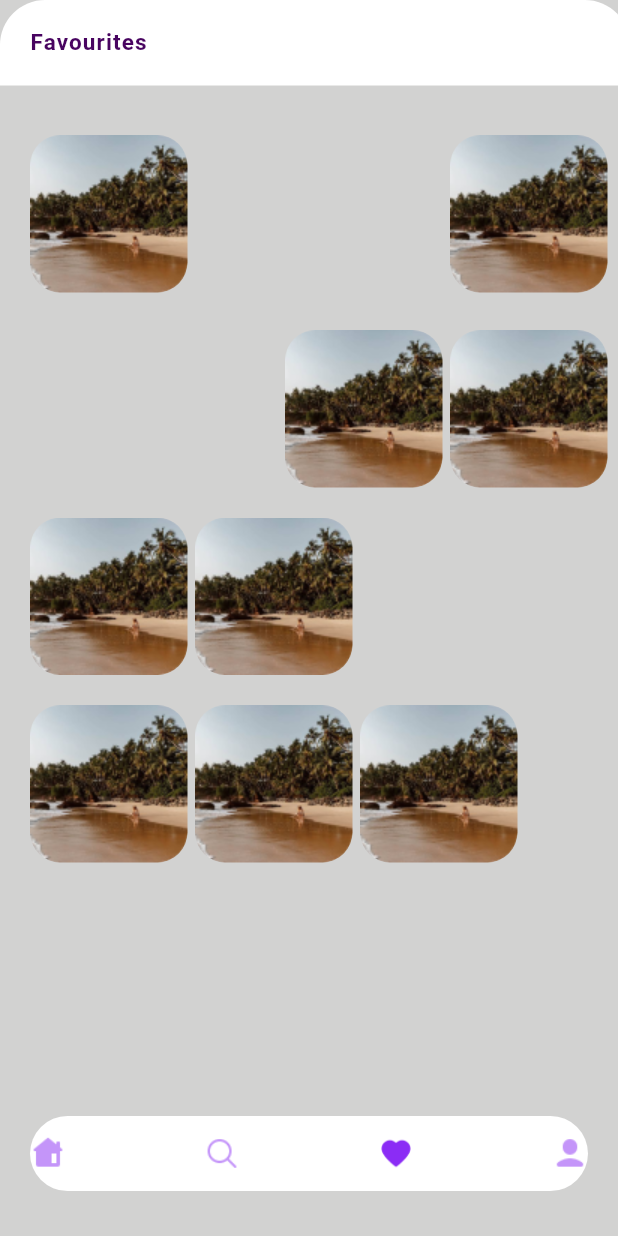
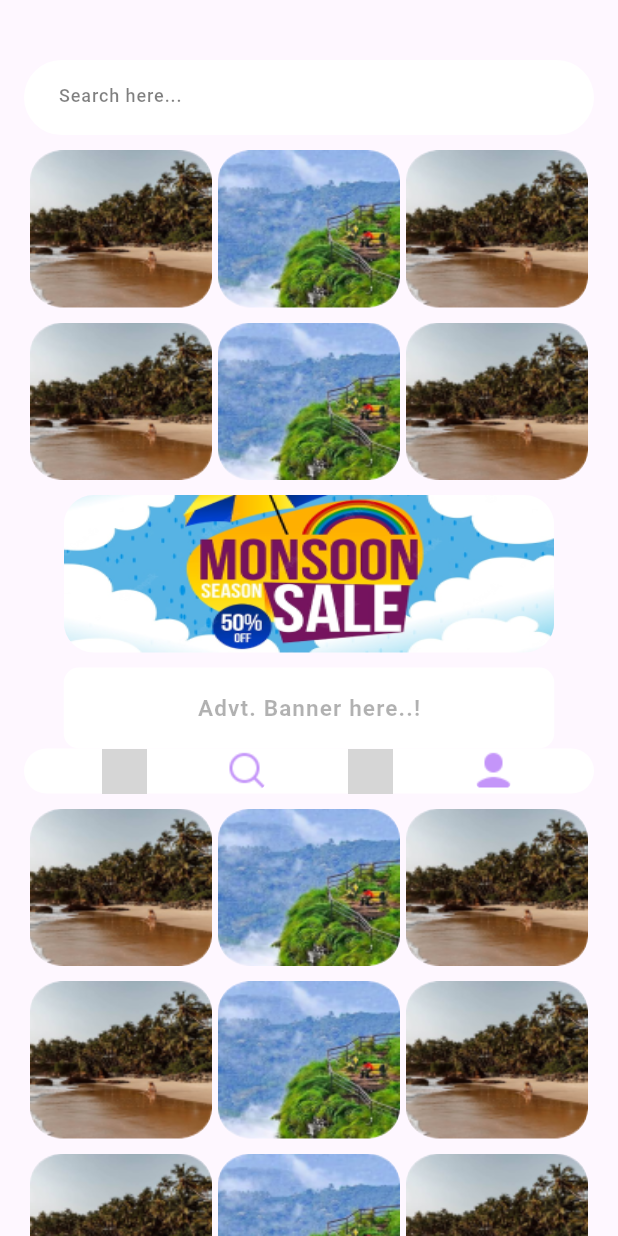
Before and after one commit to NasmiyaNahim/monsoonapp, a Flutter app: the screen it shows after launch, on a phone screen of 412 x 824 dp. Run offline on Flutter 3.47's test engine with Material 3 defaults, Android fonts, the phone set to English and light mode, and no system bars; Roboto replaces fonts that are missing (Montserrat); grey boxes are pictures that could not be loaded.

Commit message:
c commit

```diff
--- a/lib/favourites.dart
+++ b/lib/favourites.dart
@@ -1,4 +1,7 @@
 import 'package:flutter/material.dart';
+import 'package:monsoonapp2/home.dart';
+import 'package:monsoonapp2/profile.dart';
+import 'package:monsoonapp2/search_screen.dart';
 
 class Favourites extends StatelessWidget {
   const Favourites({Key? key}) : super(key: key);
@@ -25,9 +28,9 @@ class Favourites extends StatelessWidget {
               child: Row(
                 children: [
                   Padding(
-                    padding: const EdgeInsets.only(left: 20),
+                    padding: const EdgeInsets.only(left: 30),
                     child: Text(
-                      'Favourites',
+                      'My Favourites',
                       style: TextStyle(
                         color: Color(0xFF480460),
                         fontSize: 15,
@@ -43,47 +46,47 @@ class Favourites extends StatelessWidget {
             ),
           ),
           Positioned(
-            left: 20,
+            left: 25,
             top: 90,
             child: _buildItem('assets/images/image 36.png'),
           ),
           Positioned(
-            left: 300, // Adjusted left attribute
+            left: 290, // Adjusted left attribute
             top: 90, // Same top attribute
             child: _buildItem('assets/images/image 36.png'),
           ),
           Positioned(
-            left: 190,
+            left: 155,
             top: 220,
-            child: _buildItem('assets/images/image 36.png'),
+            child: _buildItem('assets/images/Rectangle 35.png'),
           ),
           Positioned(
-            left: 300,
+            left: 290,
             top: 220,
-            child: _buildItem('assets/images/image 36.png'),
+            child: _buildItem('assets/images/Rectangle 35.png'),
           ),
           Positioned(
-            left: 20,
+            left: 25,
             top: 345,
-            child: _buildItem('assets/images/image 36.png'),
+            child: _buildItem('assets/images/Rectangle 35.png'),
           ),
           Positioned(
-            left: 130,
+            left: 155,
             top: 345,
-            child: _buildItem('assets/images/image 36.png'),
+            child: _buildItem('assets/images/Rectangle 35.png'),
           ),
           Positioned(
-            left: 20,
+            left: 25,
             top: 470,
             child: _buildItem('assets/images/image 36.png'),
           ),
           Positioned(
-            left: 130,
+            left: 155,
             top: 470,
             child: _buildItem('assets/images/image 36.png'),
           ),
           Positioned(
-            left: 240,
+            left: 290,
             top: 470,
             child: _buildItem('assets/images/image 36.png'),
           ),
@@ -101,14 +104,45 @@ class Favourites extends StatelessWidget {
     child: Row(
       mainAxisAlignment: MainAxisAlignment.spaceBetween,
       children: [
-              _buildIcon('assets/images/Home.png'),
-              _buildIcon('assets/images/Search (1).png'),
-              _buildIcon('assets/images/Love.png'),
-              _buildIcon('assets/images/User.png'),
+        GestureDetector(
+          onTap: () {
+            Navigator.push(
+              context,
+              MaterialPageRoute(builder: (context) => HomePage()),
+            );
+          },
+          child: _buildIcon('assets/images/Home.png'),
+        ),
+        GestureDetector(
+          onTap: () {
+            Navigator.push(
+              context,
+              MaterialPageRoute(builder: (context) => SearchScreen()),
+            );
+          },
+          child: _buildIcon('assets/images/Search (1).png'),
+        ),
+        GestureDetector(
+          onTap: () {
+            // Handle onTap for the third icon (Love)
+            // Navigate to the Love page or perform any other desired action
+          },
+          child: _buildIcon('assets/images/Love.png'),
+        ),
+        GestureDetector(
+          onTap: () {
+           Navigator.push(
+              context,
+              MaterialPageRoute(builder: (context) => Profile()),
+            );
+          },
+          child: _buildIcon('assets/images/User.png'),
+        ),
       ],
     ),
   ),
 ),
+
     );
   }
 
--- /dev/null
+++ b/lib/home.dart
@@ -0,0 +1,191 @@
+import 'package:flutter/material.dart';
+import 'package:monsoonapp2/favourites.dart';
+import 'package:monsoonapp2/profile.dart';
+import 'package:monsoonapp2/search_screen.dart';
+
+class HomePage extends StatelessWidget {
+  const HomePage({Key? key}) : super(key: key);
+  @override
+  Widget build(BuildContext context) {
+    double containerWidth = (MediaQuery.of(context).size.width - 48) / 3;
+
+    return Scaffold(
+      body: SingleChildScrollView(
+        child: Center(
+          child: Padding(
+            padding: const EdgeInsets.symmetric(horizontal: 16.0),
+            child: Column(
+              children: [
+                SizedBox(height: 40),
+                _buildSearchContainer(context),
+                SizedBox(height: 10),
+                Row(
+                  mainAxisAlignment: MainAxisAlignment.spaceEvenly,
+                  children: [
+                    _buildImageContainer(context, "assets/images/image 36.png", containerWidth),
+                    _buildImageContainer(context, "assets/images/Rectangle 35.png", containerWidth),
+                    _buildImageContainer(context, "assets/images/image 36.png", containerWidth),
+                  ],
+                ),
+                SizedBox(height: 10),
+                Row(
+                  mainAxisAlignment: MainAxisAlignment.spaceEvenly,
+                  children: [
+                    _buildImageContainer(context, "assets/images/image 36.png", containerWidth),
+                    _buildImageContainer(context, "assets/images/Rectangle 35.png", containerWidth),
+                    _buildImageContainer(context, "assets/images/image 36.png", containerWidth),
+                  ],
+                ),
+                SizedBox(height: 10),
+                _buildImageContainer(context, "assets/images/Rectangle 34.png", 327),
+                SizedBox(height: 10),
+                GestureDetector( // Wrap banner container with GestureDetector
+                  onTap: () {
+                    Navigator.push(
+                      context,
+                      MaterialPageRoute(builder: (context) => SearchScreen()),
+                    );
+                  },
+                  child: Center(
+                    child: Container(
+                      width: 327,
+                      height: 54,
+                      decoration: BoxDecoration(
+                        color: Colors.white,
+                        borderRadius: BorderRadius.circular(10),
+                      ),
+                      child: const Opacity(
+                        opacity: 0.30,
+                        child: Center(
+                          child: Text(
+                            'Advt. Banner here..!',
+                            style: TextStyle(
+                              color: Colors.black,
+                              fontSize: 15,
+                              fontFamily: 'Montserrat',
+                              fontWeight: FontWeight.w600,
+                              letterSpacing: 0.75,
+                            ),
+                          ),
+                        ),
+                      ),
+                    ),
+                  ),
+                ),
+                _buildFourImagesContainer(context),
+                SizedBox(height: 10),
+                Row(
+                  mainAxisAlignment: MainAxisAlignment.spaceEvenly,
+                  children: [
+                    _buildImageContainer(context, "assets/images/image 36.png", containerWidth),
+                    _buildImageContainer(context, "assets/images/Rectangle 35.png", containerWidth),
+                    _buildImageContainer(context, "assets/images/image 36.png", containerWidth),
+                  ],
+                ),
+                SizedBox(height: 10),
+                Row(
+                  mainAxisAlignment: MainAxisAlignment.spaceEvenly,
+                  children: [
+                    _buildImageContainer(context, "assets/images/image 36.png", containerWidth),
+                    _buildImageContainer(context, "assets/images/Rectangle 35.png", containerWidth),
+                    _buildImageContainer(context, "assets/images/image 36.png", containerWidth),
+                  ],
+                ),
+                SizedBox(height: 10),
+                Row(
+                  mainAxisAlignment: MainAxisAlignment.spaceEvenly,
+                  children: [
+                    _buildImageContainer(context, "assets/images/image 36.png", containerWidth),
+                    _buildImageContainer(context, "assets/images/Rectangle 35.png", containerWidth),
+                    _buildImageContainer(context, "assets/images/image 36.png", containerWidth),
+                  ],
+                ),
+                SizedBox(height: 10),
+              ],
+            ),
+          ),
+        ),
+      ),
+    );
+  }
+
+  Widget _buildImageContainer(BuildContext context, String imagePath, double width, {Function()? onTap}) {
+    return GestureDetector(
+      onTap: onTap,
+      child: Container(
+        width: width,
+        height: 105,
+        decoration: BoxDecoration(
+          borderRadius: BorderRadius.circular(20),
+          image: DecorationImage(
+            image: AssetImage(imagePath),
+            fit: BoxFit.fill,
+          ),
+        ),
+      ),
+    );
+  }
+
+  Widget _buildSearchContainer(BuildContext context) {
+    return Container(
+      width: MediaQuery.of(context).size.width - 32,
+      height: 50,
+      decoration: ShapeDecoration(
+        color: Colors.white,
+        shape: RoundedRectangleBorder(
+          borderRadius: BorderRadius.circular(50),
+        ),
+      ),
+      child: Padding(
+        padding: const EdgeInsets.only(left: 23, top: 17),
+        child: Text(
+          'Search here...',
+          style: TextStyle(
+            color: Colors.black.withOpacity(0.5),
+            fontSize: 12,
+            fontFamily: 'Montserrat',
+            fontWeight: FontWeight.w500,
+            height: 0,
+            letterSpacing: 0.60,
+          ),
+        ),
+      ),
+    );
+  }
+
+  Widget _buildFourImagesContainer(BuildContext context) {
+    return Container(
+      width: double.infinity,
+      height: 30,
+      decoration: BoxDecoration(
+        color: Colors.white,
+        borderRadius: BorderRadius.circular(50),
+      ),
+      child: Row(
+        mainAxisAlignment: MainAxisAlignment.spaceEvenly,
+        children: [
+              _buildImageContainer(context, "assets/images/home.png", 30),
+          _buildImageContainer(context, "assets/images/Search (1).png", 30, onTap: () {
+            Navigator.push(
+              context,
+              MaterialPageRoute(builder: (context) => SearchScreen()),
+            );
+          }),
+          _buildImageContainer(context, "assets/images/love.png", 30, onTap: () {
+            Navigator.push(
+              context,
+              MaterialPageRoute(builder: (context) => Favourites()),
+            );
+          }),
+
+          _buildImageContainer(context, "assets/images/User.png", 30, onTap: () {
+            Navigator.push(
+              context,
+              MaterialPageRoute(builder: (context) => Profile()),
+            );
+          }),
+        ],
+      ),
+    );
+  }
+}
--- a/lib/main.dart
+++ b/lib/main.dart
@@ -1,6 +1,6 @@
 import 'package:flutter/material.dart';
-import 'package:monsoonapp2/favourites.dart';
-import 'package:monsoonapp2/search_screen.dart';
+import 'package:monsoonapp2/home.dart';
+
 
 void main() {
   runApp(const MyApp());
@@ -11,8 +11,8 @@ class MyApp extends StatelessWidget {
 
   @override
   Widget build(BuildContext context) {
-    return const MaterialApp(
-      home: Favourites(),
+    return  MaterialApp(
+      home: HomePage(),
     );
   }
 }
--- a/pubspec.yaml
+++ b/pubspec.yaml
@@ -67,6 +67,7 @@ flutter:
     - assets/images/User.png
     - assets/images/Search (1).png
     - assets/images/Time Machine.png
+    - assets/images/Rectangle 34.png
 
   # An image asset can refer to one or more resolution-specific "variants", see
   # https://flutter.dev/assets-and-images/#resolution-aware
```
Also changed, not shown: lib/profile.dart (added, +220 -0 lines), lib/search_screen.dart (+40 -4 lines), assets/images/Rectangle 34.png (added). Lines whose indentation alone changed are shown as unchanged.
